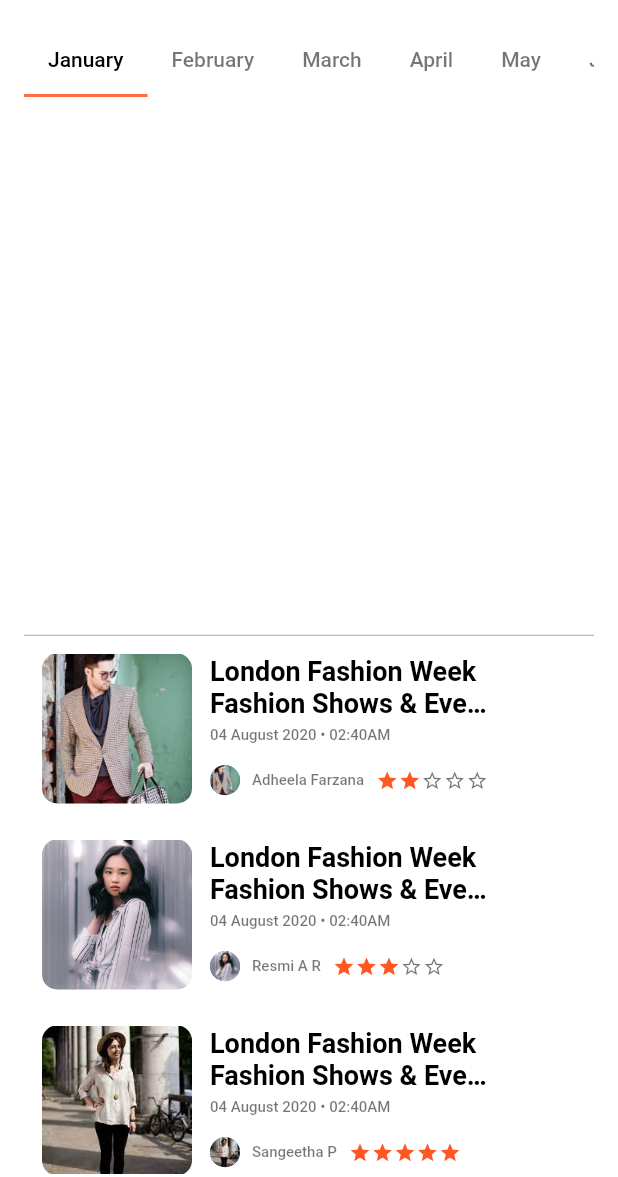
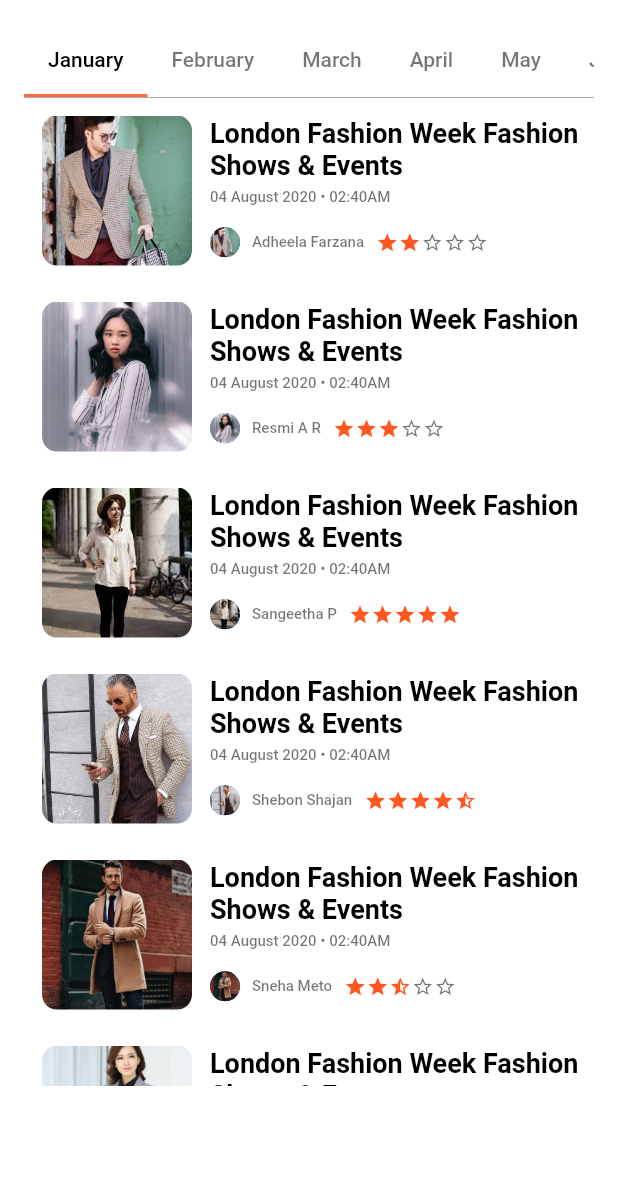
Before and after one commit to adheela/business_events, a Flutter app: the screen it shows after launch, on a phone screen of 412 x 824 dp, the part 59-1236 px from its top. Run offline on Flutter 3.47's test engine with Material 2 defaults, Android fonts, the phone set to English and light mode, and no system bars; drawn by our look-alikes of smooth_star_rating.

Commit message:
second commit

```diff
--- a/lib/main.dart
+++ b/lib/main.dart
@@ -15,42 +15,42 @@ class MyApp extends StatefulWidget {
 
 class _State extends State<MyApp> with TickerProviderStateMixin{
   TabController _tabController;
-  var names = [
-    "Adheela Farzana",
-    "Resmi A R",
-    "Sangeetha P",
-    "Shebon Shajan",
-    "Sneha Meto",
-    "Swathi Krishna"
-  ];
-  var titleList = [
-    "London Fashion Week Fashion Shows & Events",
-    "London Fashion Week Fashion Shows & Events",
-    "London Fashion Week Fashion Shows & Events",
-    "London Fashion Week Fashion Shows & Events",
-    "London Fashion Week Fashion Shows & Events",
-    "London Fashion Week Fashion Shows & Events"
-  ];
-
-  // Description List Here
-  var descList = [
-    "04 August 2020 • 02:40AM",
-    "04 August 2020 • 02:40AM",
-    "04 August 2020 • 02:40AM",
-    "04 August 2020 • 02:40AM",
-    "04 August 2020 • 02:40AM",
-    "04 August 2020 • 02:40AM"
-  ];
-
-  // Image Name List Here
-  var imgList = [
-    "assets/fashion-1.jpeg",
-    "assets/fashion-2.jpeg",
-    "assets/fashion-3.jpg",
-    "assets/fashion-4.jpeg",
-    "assets/fashion-5.jpeg",
-    "assets/fashion-6.jpeg"
-  ];
+  // var names = [
+  //   "Adheela Farzana",
+  //   "Resmi A R",
+  //   "Sangeetha P",
+  //   "Shebon Shajan",
+  //   "Sneha Meto",
+  //   "Swathi Krishna"
+  // ];
+  // var titleList = [
+  //   "London Fashion Week Fashion Shows & Events",
+  //   "London Fashion Week Fashion Shows & Events",
+  //   "London Fashion Week Fashion Shows & Events",
+  //   "London Fashion Week Fashion Shows & Events",
+  //   "London Fashion Week Fashion Shows & Events",
+  //   "London Fashion Week Fashion Shows & Events"
+  // ];
+  //
+  // // Description List Here
+  // var descList = [
+  //   "04 August 2020 • 02:40AM",
+  //   "04 August 2020 • 02:40AM",
+  //   "04 August 2020 • 02:40AM",
+  //   "04 August 2020 • 02:40AM",
+  //   "04 August 2020 • 02:40AM",
+  //   "04 August 2020 • 02:40AM"
+  // ];
+  //
+  // // Image Name List Here
+  // var imgList = [
+  //   "assets/fashion-1.jpeg",
+  //   "assets/fashion-2.jpeg",
+  //   "assets/fashion-3.jpg",
+  //   "assets/fashion-4.jpeg",
+  //   "assets/fashion-5.jpeg",
+  //   "assets/fashion-6.jpeg"
+  // ];
 
   @override
   void initState() {
--- a/lib/nestedTabBarView.dart
+++ b/lib/nestedTabBarView.dart
@@ -77,13 +77,12 @@ class _NestedTabBarState extends State<NestedTabBar>
           ],
         ),
 
-                     Flexible(
-                       child: Container(
-                       decoration: BoxDecoration(
-                         border: Border(
-                           bottom: BorderSide(color: Colors.black54,width: 0.4, ),
-                         ),),
-                     ),),
+        Container(
+          decoration: BoxDecoration(
+            border: Border(
+              bottom: BorderSide(color: Colors.black54,width: 0.4, ),
+            ),),
+        ),
 
                     Flexible(
                       child: Container(
@@ -106,7 +105,7 @@ class _NestedTabBarState extends State<NestedTabBar>
                           Screens(),
                         ],
                       ),
-                    ),
+                      ),
                     ),
                 ],
                 );
--- a/lib/screens.dart
+++ b/lib/screens.dart
@@ -56,8 +56,7 @@ class _ScreensState extends State<Screens> {
           mainAxisAlignment: MainAxisAlignment.start,
           children: <Widget>[
             // Padding(padding: EdgeInsets.all(30.0),),
-            Flexible(
-              child: Container(
+            Container(
               margin: EdgeInsets.all(12.0),
               width: 100,
               height: 100,
@@ -68,7 +67,7 @@ class _ScreensState extends State<Screens> {
                 ),
                 borderRadius: BorderRadius.circular(10),
               ),
-            ),),
+            ),
             Flexible(
               // child: Padding(
               //   padding: const EdgeInsets.all(1.0),
```
